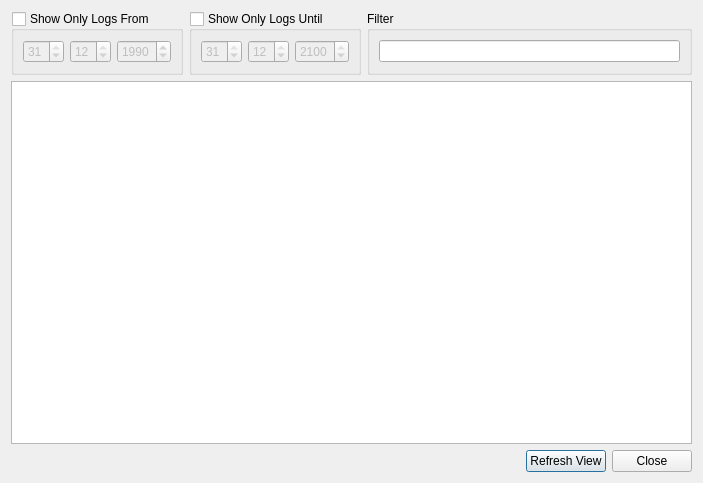
First picture: the form in trunk/shaman/ui/logViewer.ui, repository drf/shaman1, before the edit.
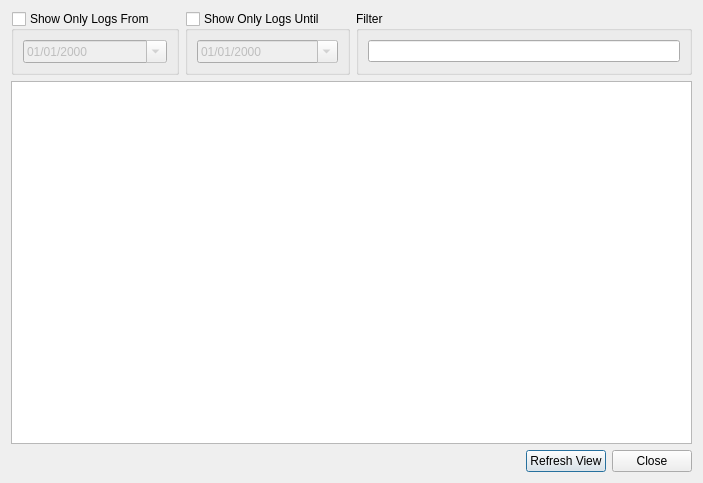
Second picture: the form after the edit. Icons and pictures are not drawn.

```diff
--- a/trunk/shaman/ui/logViewer.ui
+++ b/trunk/shaman/ui/logViewer.ui
@@ -30,38 +30,12 @@
      </property>
      <layout class="QGridLayout" >
       <item row="0" column="0" >
-       <widget class="QSpinBox" name="dayFromSpin" >
-        <property name="minimum" >
-         <number>1</number>
+       <widget class="QDateEdit" name="dateFrom" >
+        <property name="displayFormat" >
+         <string>dd/MM/yyyy</string>
         </property>
-        <property name="maximum" >
-         <number>31</number>
-        </property>
-        <property name="value" >
-         <number>31</number>
-        </property>
-       </widget>
-      </item>
-      <item row="0" column="1" >
-       <widget class="QSpinBox" name="monthFromSpin" >
-        <property name="minimum" >
-         <number>1</number>
-        </property>
-        <property name="maximum" >
-         <number>12</number>
-        </property>
-        <property name="value" >
-         <number>12</number>
-        </property>
-       </widget>
-      </item>
-      <item row="0" column="2" >
-       <widget class="QSpinBox" name="yearFromSpin" >
-        <property name="maximum" >
-         <number>2100</number>
-        </property>
-        <property name="value" >
-         <number>1990</number>
+        <property name="calendarPopup" >
+         <bool>true</bool>
         </property>
        </widget>
       </item>
@@ -87,38 +61,12 @@
      </property>
      <layout class="QGridLayout" >
       <item row="0" column="0" >
-       <widget class="QSpinBox" name="dayTilSpin" >
-        <property name="minimum" >
-         <number>1</number>
+       <widget class="QDateEdit" name="dateUntil" >
+        <property name="displayFormat" >
+         <string>dd/MM/yyyy</string>
         </property>
-        <property name="maximum" >
-         <number>31</number>
-        </property>
-        <property name="value" >
-         <number>31</number>
-        </property>
-       </widget>
-      </item>
-      <item row="0" column="1" >
-       <widget class="QSpinBox" name="monthTilSpin" >
-        <property name="minimum" >
-         <number>1</number>
-        </property>
-        <property name="maximum" >
-         <number>12</number>
-        </property>
-        <property name="value" >
-         <number>12</number>
-        </property>
-       </widget>
-      </item>
-      <item row="0" column="2" >
-       <widget class="QSpinBox" name="yearTilSpin" >
-        <property name="maximum" >
-         <number>2100</number>
-        </property>
-        <property name="value" >
-         <number>2100</number>
+        <property name="calendarPopup" >
+         <bool>true</bool>
         </property>
        </widget>
       </item>
```
